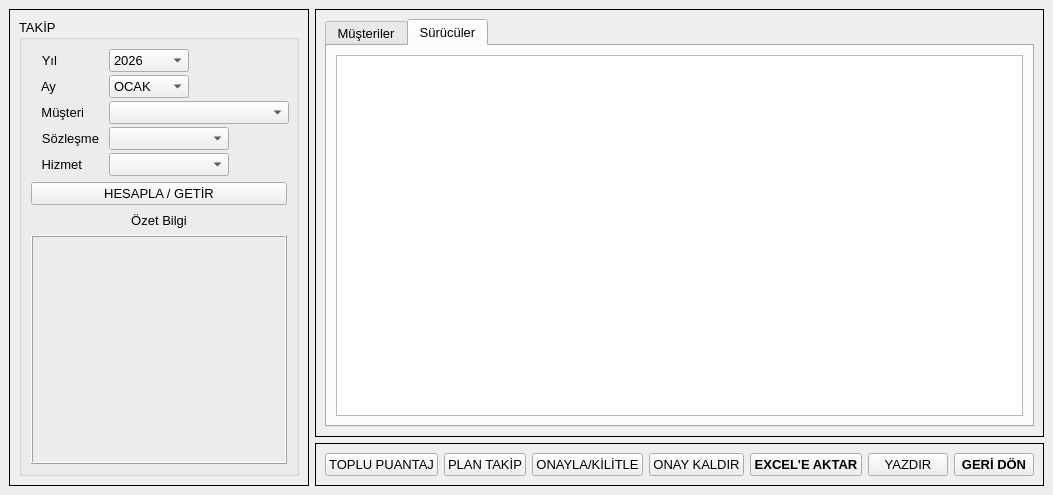
Qt form ui/ui_files/attendance_window.ui (AyhanErcan70/SATTUP) before a commit.
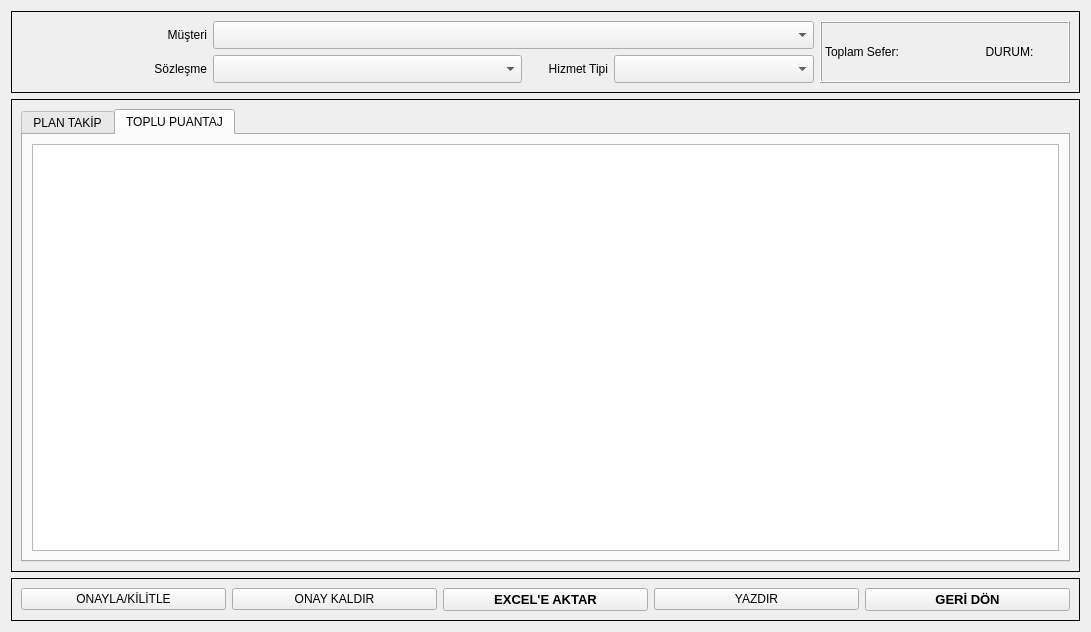
The same form after that commit.

Commit message: Toplu puantaj: gün popup + split + TR fiyat formatı

The edit to the form file:
```diff
--- a/ui/ui_files/attendance_window.ui
+++ b/ui/ui_files/attendance_window.ui
@@ -1,230 +1,158 @@
 <?xml version="1.0" encoding="UTF-8"?>
 <ui version="4.0">
- <class>MainWindow</class>
- <widget class="QMainWindow" name="MainWindow">
+ <class>main_form</class>
+ <widget class="QWidget" name="main_form">
   <property name="geometry">
    <rect>
     <x>0</x>
     <y>0</y>
-    <width>984</width>
-    <height>495</height>
+    <width>1091</width>
+    <height>632</height>
    </rect>
   </property>
-  <property name="font">
-   <font>
-    <family>Segoe UI</family>
-    <pointsize>10</pointsize>
-   </font>
-  </property>
   <property name="windowTitle">
    <string>MainWindow</string>
   </property>
-  <property name="styleSheet">
-   <string notr="true"/>
-  </property>
-  <widget class="QWidget" name="centralwidget">
-   <layout class="QGridLayout" name="gridLayout_3">
-    <item row="0" column="0" rowspan="2">
-     <widget class="QFrame" name="frame">
-      <property name="minimumSize">
-       <size>
-        <width>300</width>
-        <height>0</height>
-       </size>
-      </property>
-      <property name="maximumSize">
-       <size>
-        <width>300</width>
-        <height>16777215</height>
-       </size>
-      </property>
+  <layout class="QGridLayout" name="gridLayout_8">
+   <item row="0" column="0">
+    <layout class="QGridLayout" name="gridLayout_7">
+     <item row="0" column="0">
+      <widget class="QFrame" name="top_frame">
       <property name="frameShape">
        <enum>QFrame::Shape::Box</enum>
       </property>
       <property name="frameShadow">
        <enum>QFrame::Shadow::Plain</enum>
       </property>
-      <layout class="QVBoxLayout" name="verticalLayout">
+       <layout class="QGridLayout" name="gridLayout_2">
+        <item row="0" column="0">
+         <layout class="QHBoxLayout" name="horizontalLayout">
        <item>
-        <widget class="QGroupBox" name="grp_filtre">
-         <property name="title">
-          <string>TAKİP</string>
-         </property>
          <layout class="QGridLayout" name="gridLayout">
-          <item row="0" column="0">
-           <layout class="QFormLayout" name="formLayout">
-            <property name="horizontalSpacing">
-             <number>10</number>
-            </property>
-            <property name="verticalSpacing">
-             <number>3</number>
-            </property>
-            <property name="leftMargin">
-             <number>10</number>
-            </property>
-            <item row="0" column="0">
-             <widget class="QLabel" name="lbl_yil">
-              <property name="sizePolicy">
-               <sizepolicy hsizetype="Preferred" vsizetype="Preferred">
-                <horstretch>0</horstretch>
-                <verstretch>0</verstretch>
-               </sizepolicy>
-              </property>
-              <property name="text">
-               <string>Yıl     </string>
-              </property>
-              <property name="alignment">
-               <set>Qt::AlignmentFlag::AlignRight|Qt::AlignmentFlag::AlignTrailing|Qt::AlignmentFlag::AlignVCenter</set>
-              </property>
-             </widget>
-            </item>
-            <item row="0" column="1">
-             <widget class="QComboBox" name="cmb_yil">
-              <property name="sizePolicy">
-               <sizepolicy hsizetype="Preferred" vsizetype="Fixed">
-                <horstretch>0</horstretch>
-                <verstretch>0</verstretch>
-               </sizepolicy>
-              </property>
-              <property name="minimumSize">
-               <size>
-                <width>80</width>
-                <height>0</height>
-               </size>
-              </property>
-              <property name="maximumSize">
-               <size>
-                <width>80</width>
-                <height>16777215</height>
-               </size>
-              </property>
-              <item>
-               <property name="text">
-                <string>2026</string>
-               </property>
-              </item>
-              <item>
-               <property name="text">
-                <string>2027</string>
-               </property>
-              </item>
-              <item>
-               <property name="text">
-                <string>2028</string>
-               </property>
-              </item>
-              <item>
-               <property name="text">
-                <string>2029</string>
-               </property>
-              </item>
-              <item>
-               <property name="text">
-                <string>2030</string>
-               </property>
-              </item>
-             </widget>
-            </item>
             <item row="1" column="0">
-             <widget class="QLabel" name="lbl_ay">
+             <widget class="QLabel" name="lbl_month">
               <property name="sizePolicy">
-               <sizepolicy hsizetype="Preferred" vsizetype="Preferred">
+               <sizepolicy hsizetype="Fixed" vsizetype="Preferred">
                 <horstretch>0</horstretch>
                 <verstretch>0</verstretch>
                </sizepolicy>
               </property>
+              <property name="minimumSize">
+               <size>
+                <width>100</width>
+                <height>0</height>
+               </size>
+              </property>
+              <property name="font">
+               <font>
+                <family>Grenada</family>
+                <pointsize>12</pointsize>
+               </font>
+              </property>
               <property name="text">
-               <string>Ay     </string>
+               <string/>
+              </property>
+              <property name="alignment">
+               <set>Qt::AlignmentFlag::AlignCenter</set>
+              </property>
+             </widget>
+            </item>
+            <item row="1" column="4">
+             <widget class="QComboBox" name="cmb_hizmet_turu">
+              <property name="sizePolicy">
+               <sizepolicy hsizetype="Fixed" vsizetype="Fixed">
+                <horstretch>0</horstretch>
+                <verstretch>0</verstretch>
+               </sizepolicy>
+              </property>
+              <property name="minimumSize">
+               <size>
+                <width>200</width>
+                <height>28</height>
+               </size>
+              </property>
+              <property name="maximumSize">
+               <size>
+                <width>200</width>
+                <height>28</height>
+               </size>
+              </property>
+             </widget>
+            </item>
+            <item row="1" column="3">
+             <widget class="QLabel" name="lbl_hizmet">
+              <property name="minimumSize">
+               <size>
+                <width>80</width>
+                <height>28</height>
+               </size>
+              </property>
+              <property name="maximumSize">
+               <size>
+                <width>80</width>
+                <height>28</height>
+               </size>
+              </property>
+              <property name="text">
+               <string>Hizmet Tipi</string>
               </property>
               <property name="alignment">
                <set>Qt::AlignmentFlag::AlignRight|Qt::AlignmentFlag::AlignTrailing|Qt::AlignmentFlag::AlignVCenter</set>
               </property>
              </widget>
             </item>
+            <item row="1" column="2">
+             <widget class="QComboBox" name="cmb_sozlesme">
+              <property name="minimumSize">
+               <size>
+                <width>0</width>
+                <height>28</height>
+               </size>
+              </property>
+              <property name="maximumSize">
+               <size>
+                <width>16777215</width>
+                <height>28</height>
+               </size>
+              </property>
+             </widget>
+            </item>
             <item row="1" column="1">
-             <widget class="QComboBox" name="cmb_ay">
-              <property name="sizePolicy">
-               <sizepolicy hsizetype="Preferred" vsizetype="Fixed">
-                <horstretch>0</horstretch>
-                <verstretch>0</verstretch>
-               </sizepolicy>
-              </property>
+             <widget class="QLabel" name="lbl_sozlesme">
               <property name="minimumSize">
                <size>
                 <width>80</width>
-                <height>0</height>
+                <height>28</height>
                </size>
               </property>
               <property name="maximumSize">
                <size>
                 <width>80</width>
-                <height>16777215</height>
+                <height>28</height>
                </size>
               </property>
-              <item>
                <property name="text">
-                <string>OCAK</string>
-               </property>
-              </item>
-              <item>
-               <property name="text">
-                <string>ŞUBAT</string>
-               </property>
-              </item>
-              <item>
-               <property name="text">
-                <string>MART</string>
-               </property>
-              </item>
-              <item>
-               <property name="text">
-                <string>NİSAN</string>
-               </property>
-              </item>
-              <item>
-               <property name="text">
-                <string>MAYIS</string>
-               </property>
-              </item>
-              <item>
-               <property name="text">
-                <string>HAZİRAN</string>
-               </property>
-              </item>
-              <item>
-               <property name="text">
-                <string>TEMMUZ</string>
-               </property>
-              </item>
-              <item>
-               <property name="text">
-                <string>AĞUSTOS</string>
-               </property>
-              </item>
-              <item>
-               <property name="text">
-                <string>EYLÜL</string>
-               </property>
-              </item>
-              <item>
-               <property name="text">
-                <string>EKİM</string>
-               </property>
-              </item>
-              <item>
-               <property name="text">
-                <string>KASIM</string>
-               </property>
-              </item>
-              <item>
-               <property name="text">
-                <string>ARALIK</string>
-               </property>
-              </item>
+               <string>Sözleşme</string>
+              </property>
+              <property name="alignment">
+               <set>Qt::AlignmentFlag::AlignRight|Qt::AlignmentFlag::AlignTrailing|Qt::AlignmentFlag::AlignVCenter</set>
+              </property>
              </widget>
             </item>
-            <item row="2" column="0">
+            <item row="0" column="1">
              <widget class="QLabel" name="lbl_musteri">
+              <property name="minimumSize">
+               <size>
+                <width>80</width>
+                <height>28</height>
+               </size>
+              </property>
+              <property name="maximumSize">
+               <size>
+                <width>80</width>
+                <height>28</height>
+               </size>
+              </property>
               <property name="text">
                <string>Müşteri</string>
               </property>
@@ -233,106 +161,72 @@
               </property>
              </widget>
             </item>
-            <item row="2" column="1">
+            <item row="0" column="2" colspan="3">
              <widget class="QComboBox" name="cmb_musteri">
-              <property name="minimumSize">
-               <size>
-                <width>180</width>
-                <height>0</height>
-               </size>
+              <property name="sizePolicy">
+               <sizepolicy hsizetype="Preferred" vsizetype="Preferred">
+                <horstretch>0</horstretch>
+                <verstretch>0</verstretch>
+               </sizepolicy>
               </property>
-              <property name="maximumSize">
-               <size>
-                <width>180</width>
-                <height>16777215</height>
-               </size>
-              </property>
-             </widget>
-            </item>
-            <item row="3" column="0">
-             <widget class="QLabel" name="lbl_sozlesme">
-              <property name="text">
-               <string>Sözleşme</string>
-              </property>
-              <property name="alignment">
-               <set>Qt::AlignmentFlag::AlignRight|Qt::AlignmentFlag::AlignTrailing|Qt::AlignmentFlag::AlignVCenter</set>
-              </property>
-             </widget>
-            </item>
-            <item row="3" column="1">
-             <widget class="QComboBox" name="cmb_sozlesme">
               <property name="minimumSize">
                <size>
-                <width>120</width>
-                <height>0</height>
+                <width>0</width>
+                <height>28</height>
                </size>
               </property>
-              <property name="maximumSize">
-               <size>
-                <width>120</width>
-                <height>16777215</height>
-               </size>
-              </property>
-             </widget>
-            </item>
-            <item row="4" column="0">
-             <widget class="QLabel" name="lbl_hizmet">
-              <property name="text">
-               <string>Hizmet</string>
-              </property>
-              <property name="alignment">
-               <set>Qt::AlignmentFlag::AlignRight|Qt::AlignmentFlag::AlignTrailing|Qt::AlignmentFlag::AlignVCenter</set>
-              </property>
-             </widget>
-            </item>
-            <item row="4" column="1">
-             <widget class="QComboBox" name="cmb_hizmet_turu">
-              <property name="minimumSize">
-               <size>
-                <width>120</width>
-                <height>0</height>
-               </size>
-              </property>
-              <property name="maximumSize">
-               <size>
-                <width>120</width>
-                <height>16777215</height>
-               </size>
-              </property>
-             </widget>
-            </item>
-           </layout>
-          </item>
-          <item row="1" column="0">
-           <layout class="QVBoxLayout" name="verticalLayout_2" stretch="1,1,5">
-            <property name="spacing">
-             <number>0</number>
-            </property>
-            <item>
-             <widget class="QPushButton" name="btn_hesapla">
-              <property name="text">
-               <string>HESAPLA / GETİR</string>
-              </property>
-             </widget>
-            </item>
-            <item>
-             <widget class="QLabel" name="lbl_bilgi">
               <property name="maximumSize">
                <size>
                 <width>16777215</width>
-                <height>30</height>
+                <height>28</height>
                </size>
+              </property>
+             </widget>
+            </item>
+            <item row="0" column="0">
+             <widget class="QLabel" name="lbl_year">
+              <property name="sizePolicy">
+               <sizepolicy hsizetype="Fixed" vsizetype="Preferred">
+                <horstretch>0</horstretch>
+                <verstretch>0</verstretch>
+               </sizepolicy>
+              </property>
+              <property name="minimumSize">
+               <size>
+                <width>100</width>
+                <height>0</height>
+               </size>
+              </property>
+              <property name="font">
+               <font>
+                <family>Grenada</family>
+                <pointsize>12</pointsize>
+               </font>
               </property>
               <property name="text">
-               <string>Özet Bilgi</string>
+               <string/>
               </property>
               <property name="alignment">
                <set>Qt::AlignmentFlag::AlignCenter</set>
               </property>
              </widget>
+            </item>
+           </layout>
             </item>
             <item>
              <widget class="QLabel" name="lbl_ozet">
+            <property name="sizePolicy">
+             <sizepolicy hsizetype="Fixed" vsizetype="Preferred">
+              <horstretch>0</horstretch>
+              <verstretch>0</verstretch>
+             </sizepolicy>
+            </property>
+            <property name="minimumSize">
+             <size>
+              <width>250</width>
+              <height>0</height>
+             </size>
+            </property>
               <property name="frameShape">
                <enum>QFrame::Shape::Box</enum>
               </property>
@@ -340,7 +234,7 @@
                <enum>QFrame::Shadow::Raised</enum>
               </property>
               <property name="text">
-               <string/>
+             <string>Toplam Sefer:                          DURUM:</string>
               </property>
              </widget>
             </item>
@@ -349,18 +243,15 @@
          </layout>
         </widget>
        </item>
-      </layout>
-     </widget>
-    </item>
-    <item row="0" column="1">
-     <widget class="QFrame" name="sag_frame">
+     <item row="1" column="0">
+      <widget class="QFrame" name="middle_frame">
       <property name="frameShape">
        <enum>QFrame::Shape::Box</enum>
       </property>
       <property name="frameShadow">
        <enum>QFrame::Shadow::Plain</enum>
       </property>
-      <layout class="QGridLayout" name="gridLayout_2">
+       <layout class="QGridLayout" name="gridLayout_6">
        <item row="0" column="0">
         <widget class="QTabWidget" name="sekmeli_form">
          <property name="currentIndex">
@@ -371,7 +262,7 @@
          </property>
          <widget class="QWidget" name="tab_musteri">
           <attribute name="title">
-           <string>Müşteriler</string>
+            <string>PLAN TAKİP</string>
           </attribute>
           <layout class="QVBoxLayout" name="verticalLayout_3">
            <item>
@@ -381,63 +272,38 @@
          </widget>
          <widget class="QWidget" name="tab_surucu">
           <attribute name="title">
-           <string>Sürücüler</string>
-          </attribute>
-          <layout class="QGridLayout" name="gridLayout_4">
-           <item row="0" column="0">
-            <widget class="QTableWidget" name="tbl_surucu_hakedis"/>
-           </item>
-          </layout>
-         </widget>
-        </widget>
-       </item>
-      </layout>
-     </widget>
-    </item>
-    <item row="1" column="1">
-     <widget class="QFrame" name="footer_frame">
-      <property name="sizePolicy">
-       <sizepolicy hsizetype="Preferred" vsizetype="Fixed">
-        <horstretch>0</horstretch>
-        <verstretch>0</verstretch>
-       </sizepolicy>
-      </property>
-      <property name="frameShape">
-       <enum>QFrame::Shape::Box</enum>
-      </property>
-      <property name="frameShadow">
-       <enum>QFrame::Shadow::Plain</enum>
-      </property>
-      <layout class="QHBoxLayout" name="horizontalLayout">
-       <item>
-        <widget class="QPushButton" name="btn_toplu_cetele">
-         <property name="text">
           <string>TOPLU PUANTAJ</string>
-         </property>
-        </widget>
-       </item>
-       <item>
-        <widget class="QPushButton" name="btn_plan_takip">
-         <property name="text">
-          <string>PLAN TAKİP</string>
-         </property>
-        </widget>
-       </item>
-       <item>
+           </attribute>
+           <layout class="QGridLayout" name="gridLayout_5">
+            <item row="0" column="0">
+             <widget class="QTableWidget" name="tbl_toplu_puantaj"/>
+            </item>
+           </layout>
+          </widget>
+         </widget>
+        </item>
+       </layout>
+      </widget>
+     </item>
+     <item row="2" column="0">
+      <widget class="QFrame" name="bottom_frame">
+       <property name="frameShape">
+        <enum>QFrame::Shape::Box</enum>
+       </property>
+       <property name="frameShadow">
+        <enum>QFrame::Shadow::Plain</enum>
+       </property>
+       <layout class="QGridLayout" name="gridLayout_4">
+        <item row="0" column="0">
+         <layout class="QGridLayout" name="gridLayout_3">
+          <item row="0" column="0">
         <widget class="QPushButton" name="btn_onayla_kilitle">
          <property name="text">
           <string>ONAYLA/KİLİTLE</string>
          </property>
         </widget>
        </item>
-       <item>
-        <widget class="QPushButton" name="btn_onay_kaldir">
-         <property name="text">
-          <string>ONAY KALDIR</string>
-         </property>
-        </widget>
-       </item>
-       <item>
+          <item row="0" column="2">
         <widget class="QPushButton" name="btn_excele_aktar">
          <property name="font">
           <font>
@@ -451,14 +317,7 @@
          </property>
         </widget>
        </item>
-       <item>
-        <widget class="QPushButton" name="btn_yazdir">
-         <property name="text">
-          <string>YAZDIR</string>
-         </property>
-        </widget>
-       </item>
-       <item>
+          <item row="0" column="4">
         <widget class="QPushButton" name="btn_geri_don">
          <property name="font">
           <font>
@@ -472,11 +331,28 @@
          </property>
         </widget>
        </item>
-      </layout>
-     </widget>
-    </item>
-   </layout>
-  </widget>
+          <item row="0" column="1">
+           <widget class="QPushButton" name="btn_onay_kaldir">
+            <property name="text">
+             <string>ONAY KALDIR</string>
+            </property>
+           </widget>
+          </item>
+          <item row="0" column="3">
+           <widget class="QPushButton" name="btn_yazdir">
+            <property name="text">
+             <string>YAZDIR</string>
+            </property>
+           </widget>
+          </item>
+         </layout>
+        </item>
+       </layout>
+      </widget>
+     </item>
+    </layout>
+   </item>
+  </layout>
  </widget>
  <resources/>
  <connections/>
```
Left out of the diff: 8 changed lines with no effect on the pictures. Lines whose indentation alone changed are shown as unchanged. The commit also changes 3 other files.
